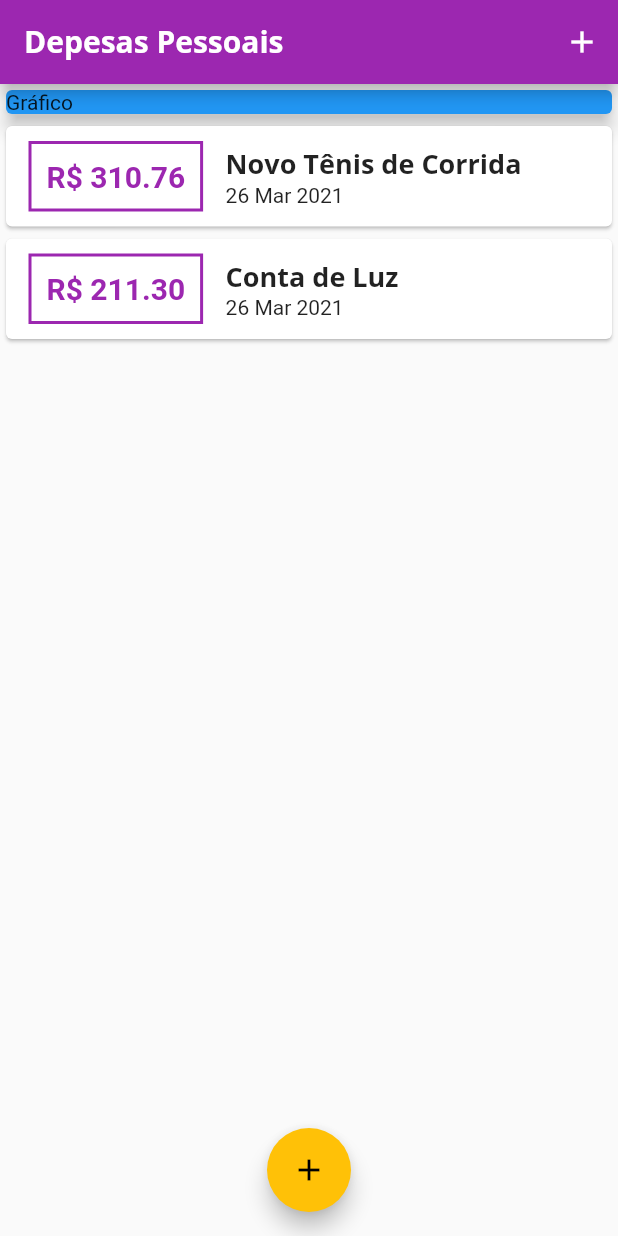
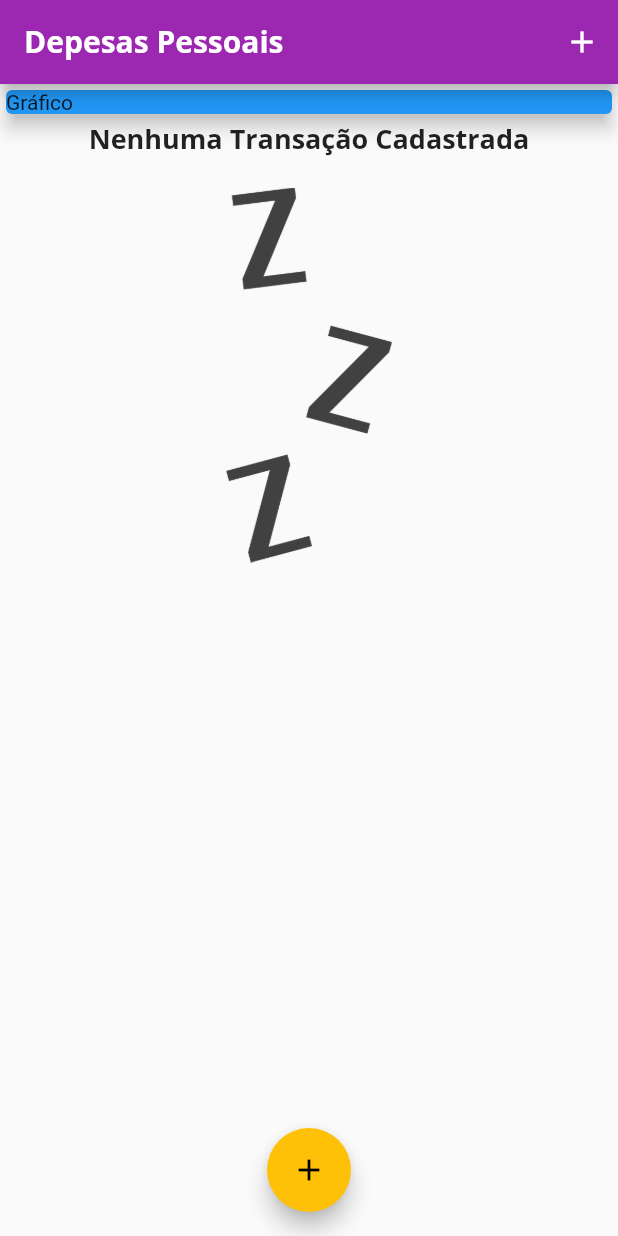
Before and after one commit to amedes-junior/expenses, a Flutter app: the screen it shows after launch, on a phone screen of 412 x 824 dp. Run offline on Flutter 3.47's test engine with Material 2 defaults, Android fonts, the phone set to English and light mode, and no system bars.

Commit message:
Expenses -> Mar 26 de 2021 - Aula 108

```diff
--- a/lib/components/transaction_list.dart
+++ b/lib/components/transaction_list.dart
@@ -16,7 +16,26 @@ class TransactionList extends StatelessWidget {
     return
       Container(
         height: 300,
-        child: ListView.builder(
+        child: _transactions.isEmpty ?
+        Column(
+          children: [
+            Text(
+              'Nenhuma Transação Cadastrada',
+              style: Theme.of(context).textTheme.headline6
+            ),
+            SizedBox(
+              height: 20,
+            ),
+            Container(
+              height: 250,
+              child: Image.asset(
+                'assets/image/waiting.png',
+                fit: BoxFit.cover
+                ),
+            )
+          ],
+        )  :
+        ListView.builder(
           itemCount: _transactions.length,
           itemBuilder: (ctx, index){
             final tr = _transactions[index];
--- a/lib/main.dart
+++ b/lib/main.dart
@@ -43,19 +43,19 @@ class MyHomePage extends StatefulWidget {
 }
 
 class _MyHomePageState extends State<MyHomePage> {
-  final _transactions = [
-    Transaction(
-      id: 't1',
-      title: 'Novo Tênis de Corrida',
-      value: 310.76,
-      date: DateTime.now(),
-    ),
-    Transaction(
-      id: 't2',
-      title: 'Conta de Luz',
-      value: 211.30,
-      date: DateTime.now(),
-    ),
+  final List<Transaction> _transactions = [
+    // Transaction(
+    //   id: 't1',
+    //   title: 'Novo Tênis de Corrida',
+    //   value: 310.76,
+    //   date: DateTime.now(),
+    // ),
+    // Transaction(
+    //   id: 't2',
+    //   title: 'Conta de Luz',
+    //   value: 211.30,
+    //   date: DateTime.now(),
+    // ),
   ];
 
   _addTransaction(String title, double value) {
--- a/pubspec.yaml
+++ b/pubspec.yaml
@@ -46,9 +46,8 @@ flutter:
   uses-material-design: true
 
   # To add assets to your application, add an assets section, like this:
-  # assets:
-  #   - images/a_dot_burr.jpeg
-  #   - images/a_dot_ham.jpeg
+  assets:
+    - assets/image/waiting.png
 
   # An image asset can refer to one or more resolution-specific "variants", see
   # https://flutter.dev/assets-and-images/#resolution-aware.
```
Also changed, not shown: assets/image/waiting.png (added).
